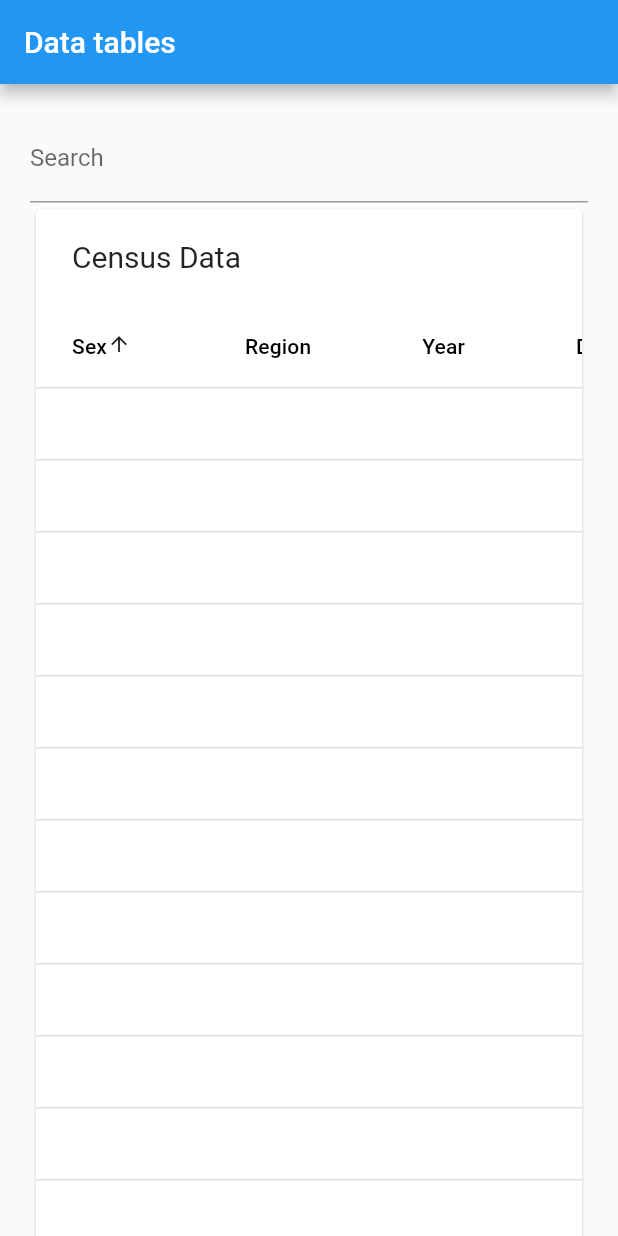
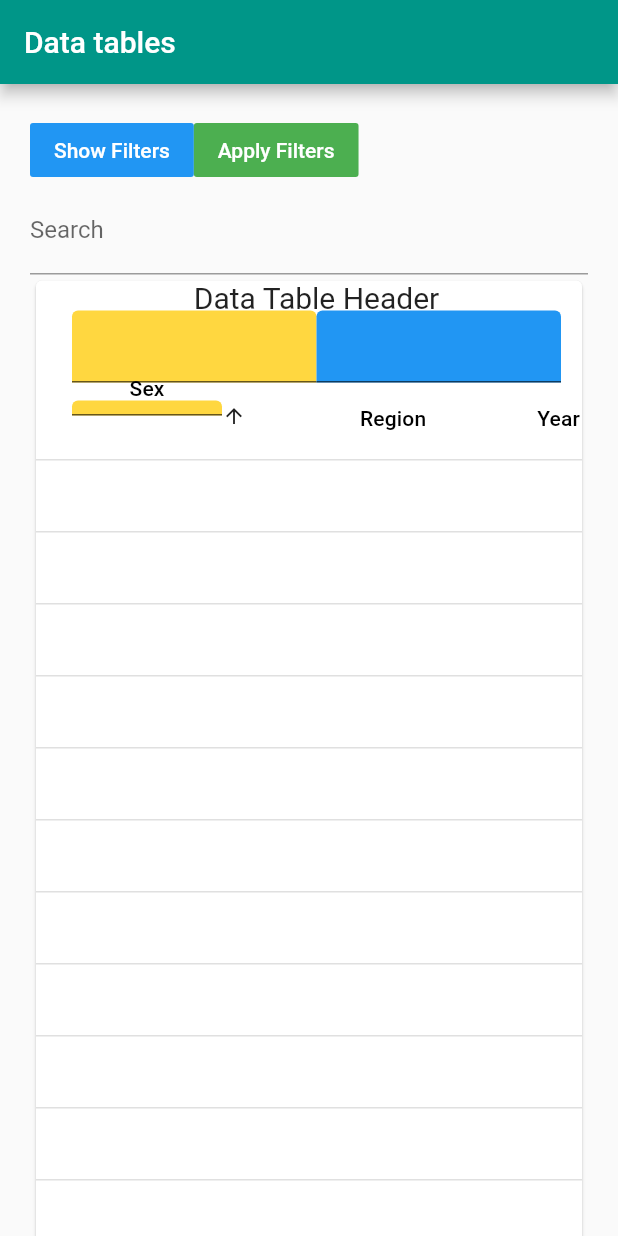
Before and after one commit to snarksliveshere/scratch_data_table, a Flutter app: the screen it shows after launch, after a tap on "Sex", on a phone screen of 412 x 824 dp. Run offline on Flutter 3.47's test engine with Material 2 defaults, Android fonts, the phone set to English and light mode, and no system bars; network calls fail.

Commit message:
textField Row ordeal

```diff
--- /dev/null
+++ b/lib/config/theme.dart
@@ -0,0 +1,10 @@
+import 'package:flutter/material.dart';
+
+final appTheme = ThemeData(
+  primarySwatch: Colors.teal,
+  accentColor: Colors.tealAccent,
+);
+
+ThemeData getAppThemeData() {
+  return appTheme;
+}
--- a/lib/main.dart
+++ b/lib/main.dart
@@ -1,11 +1,16 @@
 import 'dart:async';
 import 'package:flutter/material.dart';
+
 import 'package:http/http.dart' as http;
-
+import './config/theme.dart';
 import './data_table_data_source.dart';
+import './ui/buttons.dart';
 
 void main() {
-  runApp(MaterialApp(home: DataTableDemo()));
+  runApp(MaterialApp(
+      home: DataTableDemo(),
+      theme: getAppThemeData(),
+  ));
 }
 
 class DataTableDemo extends StatefulWidget {
@@ -78,12 +83,119 @@ class _DataTableDemoState extends State<DataTableDemo> {
 
   }
 
+  Widget _filters() {
+    return Column(
+      mainAxisSize: MainAxisSize.min,
+      children: <Widget>[
+        Row(
+          mainAxisSize: MainAxisSize.min,
+          children: <Widget>[
+            Flexible(child: Text('Olala')),
+            Flexible(
+              child: TextField(
+                  decoration: InputDecoration(labelText: 'input filters'),
+
+              ),
+            ),
+          ],
+        ),
+      ],
+    );
+  }
+
+  Widget _customFilters() {
+    _showFilters() {
+      return null;
+    }
+
+    return Row(
+      mainAxisSize: MainAxisSize.min,
+//      mainAxisAlignment: MainAxisAlignment.center,
+//      key: Key('dataTableCustomFilters'),
+//      verticalDirection: VerticalDirection.down,
+//      crossAxisAlignment: CrossAxisAlignment.baseline,
+//      textBaseline: TextBaseline.alphabetic,
+      children: <Widget>[
+        Button.info('Show Filters', () =>_showFilters()),
+        Expanded(
+          child: TextField(
+
+          ),
+        ),
+
+        Button.success('Apply Filters', () =>_showFilters()),
+      ],
+    );
+
+  }
+
+  Widget _customFiltersContainer() {
+    _showFilters() {
+      return null;
+    }
+
+    return Row(
+//      mainAxisSize: MainAxisSize.min,
+//      mainAxisAlignment: MainAxisAlignment.center,
+//      key: Key('dataTableCustomFilters'),
+//      verticalDirection: VerticalDirection.down,
+//      crossAxisAlignment: CrossAxisAlignment.baseline,
+//      textBaseline: TextBaseline.alphabetic,
+      children: <Widget>[
+        Container(child: Button.info('Show Filters', () =>_showFilters())),
+//         Row(
+//           mainAxisAlignment: MainAxisAlignment.spaceEvenly,
+//           children: <Widget>[
+//             TextField()
+//           ],
+//         ),
+
+
+        Container(child: Button.success('Apply Filters', () =>_showFilters())),
+      ],
+    );
+
+  }
 
 
   @override
   void dispose() {
     _searchController.dispose();
     super.dispose();
+  }
+
+  Widget _dataTableHeader() {
+    return Column(
+      children: <Widget>[
+        Container(
+          child: Text('Data Table Header'),
+          height: 20.0,
+        ),
+        Row(
+          children: <Widget>[
+            Expanded(
+              child: TextFormField(
+                decoration: InputDecoration(
+                  filled: true,
+                  fillColor: Colors.amberAccent,
+
+                ),
+              ),
+            ),
+            Expanded(
+              child: TextFormField(
+                decoration: InputDecoration(
+                  filled: true,
+                  fillColor: Colors.blue,
+
+                ),
+              ),
+            )
+          ],
+        ),
+
+      ],
+    );
   }
 
   @override
@@ -97,12 +209,24 @@ class _DataTableDemoState extends State<DataTableDemo> {
             padding: const EdgeInsets.all(20.0),
             key: Key('lvdb'),
             children: <Widget>[
+          _customFiltersContainer(),
           TextField(
             decoration: InputDecoration(labelText: 'Search'),
             controller: _searchController
           ),
           PaginatedDataTable(
-              header: const Text('Census Data'),
+//              header: const Text('Census Data'),
+//              header: Row(
+//
+//                children: <Widget>[
+//                  Text('Census Data'),
+//                  Expanded(
+//                    child: TextField(),
+//                  )
+//                ],
+//              ),
+              header: _dataTableHeader(),
+
               rowsPerPage: _rowsPerPage,
               onRowsPerPageChanged: (int value) {
                 setState(() {
@@ -114,7 +238,23 @@ class _DataTableDemoState extends State<DataTableDemo> {
               onSelectAll: _resultsDataSource.selectAll,
               columns: <DataColumn>[
                 DataColumn(
-                    label: const Text('Sex'),
+                    label: Column(
+                      children: <Widget>[
+                        Text('Sex'),
+                        Container(
+                          child: TextFormField(
+                            decoration: InputDecoration(
+                              filled: true,
+                              fillColor: Colors.amberAccent,
+
+                            ),
+                          ),
+                          width: 100.0,
+                          height: 10.0,)
+
+                      ],
+
+                    ),
                     onSort: (int columnIndex, bool ascending) => _sort<String>(
                             (Result d) => d.sex, columnIndex, ascending)),
                 DataColumn(
--- /dev/null
+++ b/lib/ui/buttons.dart
@@ -0,0 +1,44 @@
+import 'package:flutter/material.dart';
+
+import '../config/theme.dart';
+
+class Button extends StatelessWidget{
+  Color buttonColor;
+  Color buttonTextColor;
+  String buttonText;
+  Function action;
+
+  Button.primary({this.buttonColor, this.buttonTextColor, this.buttonText, this.action});
+
+
+  Button.info(String text, Function action) {
+    this.buttonColor = Colors.blue;
+    this.buttonTextColor = Colors.white;
+    this.buttonText = text;
+    this.action = action;
+  }
+
+  Button.success(String text, Function action) {
+    this.buttonColor = Colors.green;
+    this.buttonTextColor = Colors.white;
+    this.buttonText = text;
+    this.action = action;
+  }
+
+  Button.error(String text, Function action) {
+    this.buttonColor = Colors.red;
+    this.buttonTextColor = Colors.white;
+    this.buttonText = text;
+    this.action = action;
+  }
+
+  @override
+  Widget build(BuildContext context) {
+    return FlatButton(
+      child: Text(this.buttonText),
+      onPressed: this.action,
+      color: this.buttonColor,
+      textColor: this.buttonTextColor,
+    );
+  }
+}
```
